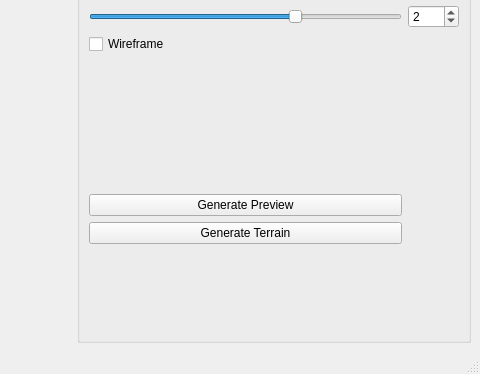
Above: ui/mainwindow.ui from DeclanRussell/terrainGeneration before the change; both pictures show x 721 to 1201 and y 543 to 917 of the 1201 by 917 pixel window. Below: the same form after it.
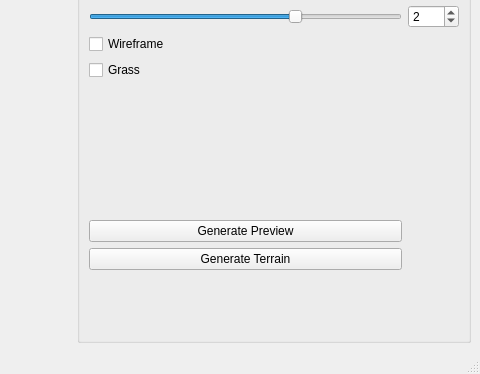
That is the form after the change.

Diff of the .ui file:
```diff
--- a/ui/mainwindow.ui
+++ b/ui/mainwindow.ui
@@ -50,7 +50,7 @@
          </property>
         </widget>
        </item>
-       <item row="23" column="1">
+       <item row="24" column="1">
         <widget class="QLabel" name="s_terrainPreviewLbl">
          <property name="minimumSize">
           <size>
@@ -131,7 +131,7 @@
          </property>
         </widget>
        </item>
-       <item row="24" column="1">
+       <item row="25" column="1">
         <widget class="QPushButton" name="s_genPreviewBtn">
          <property name="text">
           <string>Generate Preview</string>
@@ -237,7 +237,7 @@
          </property>
         </widget>
        </item>
-       <item row="26" column="1">
+       <item row="27" column="1">
         <spacer name="verticalSpacer">
          <property name="orientation">
           <enum>Qt::Vertical</enum>
@@ -364,6 +364,13 @@
          </property>
         </widget>
        </item>
+       <item row="22" column="1">
+        <widget class="QCheckBox" name="checkBox">
+         <property name="text">
+          <string>Wireframe</string>
+         </property>
+        </widget>
+       </item>
        <item row="7" column="1">
         <widget class="QSlider" name="s_highLandNoiseFreqSld">
          <property name="maximum">
@@ -397,7 +404,7 @@
          </property>
         </widget>
        </item>
-       <item row="25" column="1">
+       <item row="26" column="1">
         <widget class="QPushButton" name="s_genTerrainBtn">
          <property name="text">
           <string>Generate Terrain</string>
@@ -431,10 +438,10 @@
          </property>
         </widget>
        </item>
-       <item row="22" column="1">
-        <widget class="QCheckBox" name="checkBox">
+       <item row="23" column="1">
+        <widget class="QCheckBox" name="checkBox_2">
          <property name="text">
-          <string>Wireframe</string>
+          <string>Grass</string>
          </property>
         </widget>
        </item>
```
